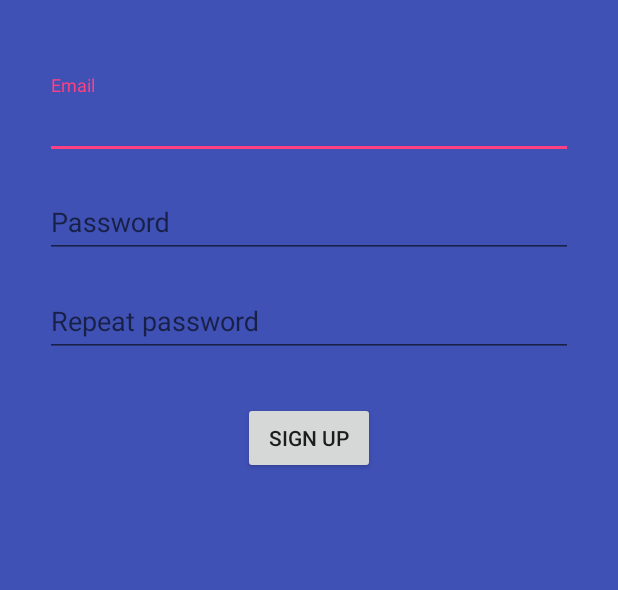
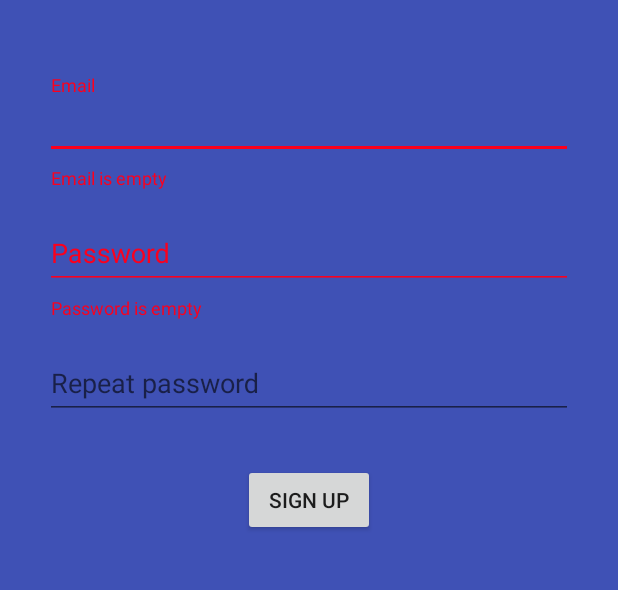
Before and after one commit to bohdansushchak/SuggestMe, an Android app: the RegisterActivity screen opened directly, with no data from a screen before it, after a tap on "SIGN UP", on a phone screen of 412 x 824 dp, the part 178-768 px from its top. Run offline under Robolectric (Android 15) with nearby library versions, the phone set to English and light mode, and no system bars; our stand-ins replace ButterKnife, Firebase (no records; nobody signed in at launch, a user with empty details on screens opened directly).

Commit message:
Add view errors if email, password is not valid

```diff
--- a/app/src/main/AndroidManifest.xml
+++ b/app/src/main/AndroidManifest.xml
@@ -10,6 +10,7 @@
         android:supportsRtl="true"
         android:theme="@style/AppTheme">
         <activity android:name=".MainActivity"
+                  android:screenOrientation="portrait"
                   android:theme="@style/AppTheme.NoActionBar">
             <intent-filter>
                 <action android:name="android.intent.action.MAIN"/>
@@ -18,10 +19,12 @@
             </intent-filter>
         </activity>
         <activity android:name=".activities.LoginActivity"
+                  android:screenOrientation="portrait"
                   android:configChanges="orientation|keyboardHidden|screenSize"
                   android:theme="@style/AppTheme.NoActionBar">
         </activity>
         <activity android:name=".activities.RegisterActivity"
+                  android:screenOrientation="portrait"
                   android:configChanges="orientation|keyboardHidden|screenSize"
                   android:theme="@style/AppTheme.NoActionBar">
         </activity>
--- a/app/src/main/java/bohdan/hushcha/sushchak/suggestme/Services/AuthUtils.java
+++ b/app/src/main/java/bohdan/hushcha/sushchak/suggestme/Services/AuthUtils.java
@@ -9,6 +9,8 @@ import com.google.firebase.auth.FirebaseAuth;
 
 import java.util.regex.Matcher;
 import java.util.regex.Pattern;
+
+import bohdan.hushcha.sushchak.suggestme.R;
 
 public class AuthUtils {
 
@@ -37,22 +39,12 @@ public class AuthUtils {
 
         if(!emailMatcher.find() || !passwordMatcher.find() || !password.equals(rePassword)){
 
-            String emailError = null;
-            String passwordError = null;
+            String emailError = GetEmailError(email);
+            String passwordError = GetPasswordError(password);
             String repeatPassword = null;
 
-            if(email.length() == 0)
-                emailError = "Email is empty";
-            else if(!emailMatcher.find())
-                emailError = "Email not valid";
-
-            if(password.length() == 0)
-                passwordError = "Password is empty";
-            else if(!passwordMatcher.find())
-                passwordError = "Password not valid";
-
             if(!password.equals(rePassword))
-                repeatPassword = "Repeat password not equals password";
+                repeatPassword = context.getString(R.string.alert_repassword_notequals);
 
             throw new RegisterException(emailError, passwordError, repeatPassword);
         }
@@ -60,22 +52,18 @@ public class AuthUtils {
         return mAuth.createUserWithEmailAndPassword(email, password);
     }
 
-    public Task<AuthResult> SignIn(@NonNull String email, @NonNull String password) throws RegisterException {
+    public Task<AuthResult> SignIn(@NonNull String email, @NonNull String password)
+            throws RegisterException {
 
         Matcher emailMatcher = VALID_EMAIL_ADDRESS_REGEX.matcher(email);
 
         if(!emailMatcher.find() || email.length() == 0 || password.length() == 0){
 
-            String emailError = null;
+            String emailError = GetEmailError(email);
             String passwordError = null;
 
-            if(email.length() == 0)
-                emailError = "Email is empty";
-            else if(!emailMatcher.find())
-                emailError ="Email not valid";
-
             if(password.length() == 0)
-                passwordError = "Password is empty";
+                passwordError = context.getString(R.string.alert_empty_password);
 
             throw new RegisterException(emailError, passwordError, null);
         }
@@ -83,6 +71,31 @@ public class AuthUtils {
         return mAuth.signInWithEmailAndPassword(email, password);
     }
 
+    public String GetEmailError(String email){
+        String emailError = null;
+        Matcher emailMatcher = VALID_EMAIL_ADDRESS_REGEX.matcher(email);
+
+        if(email.length() == 0)
+            emailError = context.getString(R.string.alert_empty_email);
+        else if(!emailMatcher.find())
+            emailError = context.getString(R.string.alert_email_notvalid);
+
+        return  emailError;
+    }
+
+    public String GetPasswordError(String password){
+        String passwordError = null;
+
+        Matcher passwordMatcher = VALID_PASSWORD_REGEX.matcher(password);
+        if(password.length() == 0)
+            passwordError = context.getString(R.string.alert_empty_password);
+        else if(password.length() < 8)
+            passwordError = context.getString(R.string.alert_password_toshort);
+        else if(!passwordMatcher.find())
+            passwordError = context.getString(R.string.alert_password_notvalid);
+
+        return  passwordError;
+    }
 
     public class RegisterException extends Exception{
         private String EmailError;
--- a/app/src/main/java/bohdan/hushcha/sushchak/suggestme/activities/RegisterActivity.java
+++ b/app/src/main/java/bohdan/hushcha/sushchak/suggestme/activities/RegisterActivity.java
@@ -3,8 +3,11 @@ package bohdan.hushcha.sushchak.suggestme.activities;
 import android.content.Intent;
 import android.support.annotation.NonNull;
 import android.support.design.widget.TextInputEditText;
+import android.support.design.widget.TextInputLayout;
 import android.support.v7.app.AppCompatActivity;
 import android.os.Bundle;
+import android.text.Editable;
+import android.text.TextWatcher;
 import android.view.View;
 import android.widget.Toast;
 
@@ -22,9 +25,13 @@ import butterknife.OnClick;
 
 public class RegisterActivity extends AppCompatActivity {
 
-    @BindView(R.id.etEmail) TextInputEditText etUserEmail;
+    @BindView(R.id.etEmail) TextInputEditText etEmail;
     @BindView(R.id.etPassword) TextInputEditText etPassword;
     @BindView(R.id.etRePassword) TextInputEditText etRepeatPassword;
+
+    @BindView(R.id.emailLayout) TextInputLayout emailLayout;
+    @BindView(R.id.passwordLayout) TextInputLayout passwordLayout;
+    @BindView(R.id.rePasswordLayout) TextInputLayout rePasswordLayout;
 
     private AuthUtils authUtils;
 
@@ -37,9 +44,60 @@ public class RegisterActivity extends AppCompatActivity {
         authUtils = new AuthUtils(RegisterActivity.this);
     }
 
+    @Override
+    protected void onStart() {
+        super.onStart();
+        InitTextWatcher();
+    }
+
+    private void InitTextWatcher(){
+        etEmail.addTextChangedListener(new TextWatcher() {
+            @Override
+            public void beforeTextChanged(CharSequence charSequence, int i, int i1, int i2) {}
+            @Override
+            public void onTextChanged(CharSequence charSequence, int i, int i1, int i2) {
+                String emailError = authUtils.GetEmailError(etEmail.getText().toString());
+                emailLayout.setError(emailError);
+            }
+            @Override
+            public void afterTextChanged(Editable editable) {}
+        });
+
+        etPassword.addTextChangedListener(new TextWatcher() {
+            @Override
+            public void beforeTextChanged(CharSequence charSequence, int i, int i1, int i2) {}
+            @Override
+            public void onTextChanged(CharSequence charSequence, int i, int i1, int i2) {
+                String passwordError = authUtils.GetEmailError(etPassword.getText().toString());
+                passwordLayout.setError(passwordError);
+            }
+            @Override
+            public void afterTextChanged(Editable editable) {}
+        });
+
+        etRepeatPassword.addTextChangedListener(new TextWatcher() {
+            @Override
+            public void beforeTextChanged(CharSequence charSequence, int i, int i1, int i2) { }
+
+            @Override
+            public void onTextChanged(CharSequence charSequence, int i, int i1, int i2) {
+                String password = etPassword.getText().toString();
+                String rePassword = etRepeatPassword.getText().toString();
+
+                String rePasswordError = !password.equals(rePassword) ?
+                        getString(R.string.alert_repassword_notequals) : null;
+
+                rePasswordLayout.setError(rePasswordError);
+            }
+
+            @Override
+            public void afterTextChanged(Editable editable) { }
+        });
+    }
+
     @OnClick(R.id.btnRegister)
     public void clickRegister(View view) {
-        String email = etUserEmail.getText().toString();
+        String email = etEmail.getText().toString();
         String password = etPassword.getText().toString();
         String repeatPassword = etRepeatPassword.getText().toString();
 
@@ -64,7 +122,13 @@ public class RegisterActivity extends AppCompatActivity {
         }
 
         catch (AuthUtils.RegisterException regEx){
-            Toast.makeText(RegisterActivity.this, regEx.getEmailError() + regEx.getPasswordError() + regEx.getRepeatError(), Toast.LENGTH_LONG).show();
+            String emailError = regEx.getEmailError();
+            String passwordError = regEx.getPasswordError();
+            String rePasswordError = regEx.getRepeatError();
+
+            emailLayout.setError(emailError);
+            passwordLayout.setError(passwordError);
+            rePasswordLayout.setError(rePasswordError);
         }
 
         finally {
@@ -78,4 +142,5 @@ public class RegisterActivity extends AppCompatActivity {
         RegisterActivity.this.finish();
         startActivity(new Intent(RegisterActivity.this, LoginActivity.class));
     }
+
 }
--- a/app/src/main/res/layout/activity_login.xml
+++ b/app/src/main/res/layout/activity_login.xml
@@ -31,6 +31,7 @@
         android:layout_marginEnd="30dp"
         android:layout_marginStart="30dp"
         android:layout_marginTop="50dp"
+        app:errorTextAppearance="@style/error_appearance"
         >
 
         <android.support.design.widget.TextInputEditText
@@ -39,7 +40,6 @@
             android:layout_height="wrap_content"
             android:hint="@string/et_hint_email"
             android:inputType="textEmailAddress"
-
             android:textColor="#000000"/>
 
     </android.support.design.widget.TextInputLayout>
@@ -53,7 +53,7 @@
         android:layout_marginEnd="30dp"
         android:layout_marginStart="30dp"
         android:layout_marginTop="10dp"
-        >
+        app:errorTextAppearance="@style/error_appearance">
 
         <android.support.design.widget.TextInputEditText
             android:id="@+id/etPassword_Login"
--- a/app/src/main/res/layout/activity_register.xml
+++ b/app/src/main/res/layout/activity_register.xml
@@ -1,6 +1,6 @@
 <?xml version="1.0" encoding="utf-8"?>
 <RelativeLayout
-
+    xmlns:app="http://schemas.android.com/apk/res-auto"
     xmlns:android="http://schemas.android.com/apk/res/android"
     xmlns:tools="http://schemas.android.com/tools"
     android:layout_width="match_parent"
@@ -28,7 +28,8 @@
         android:layout_marginTop="50dp"
         android:layout_marginStart="30dp"
         android:layout_marginEnd="30dp"
-        android:layout_alignParentStart="true">
+        android:layout_alignParentStart="true"
+        app:errorTextAppearance="@style/error_appearance">
 
         <android.support.design.widget.TextInputEditText
             android:id="@+id/etEmail"
@@ -47,7 +48,8 @@
         android:layout_marginTop="10dp"
         android:layout_marginStart="30dp"
         android:layout_marginEnd="30dp"
-        android:layout_alignParentEnd="true">
+        android:layout_alignParentEnd="true"
+        app:errorTextAppearance="@style/error_appearance">
 
         <android.support.design.widget.TextInputEditText
             android:id="@+id/etPassword"
@@ -66,7 +68,9 @@
         android:layout_marginTop="10dp"
         android:layout_marginStart="30dp"
         android:layout_marginEnd="30dp"
-        android:layout_alignParentEnd="true">
+        android:layout_alignParentEnd="true"
+        app:errorTextAppearance="@style/error_appearance"
+        >
 
         <android.support.design.widget.TextInputEditText
             android:id="@+id/etRePassword"
--- a/app/src/main/res/values/colors.xml
+++ b/app/src/main/res/values/colors.xml
@@ -3,4 +3,8 @@
     <color name="colorPrimary">#3F51B5</color>
     <color name="colorPrimaryDark">#303F9F</color>
     <color name="colorAccent">#FF4081</color>
+
+    <color name="colorTextError">#fc001d</color>
+
+    <color name="colorText">#000000</color>
 </resources>
--- a/app/src/main/res/values/strings.xml
+++ b/app/src/main/res/values/strings.xml
@@ -9,4 +9,10 @@
     <string name="et_re_hint_password">Repeat password</string>
     <string name="btn_hint_register">Sign up </string>
 
+    <string name="alert_empty_email">Email is empty</string>
+    <string name="alert_empty_password">Password is empty</string>
+    <string name="alert_email_notvalid">Email not valid</string>
+    <string name="alert_password_notvalid">Password not valid</string>
+    <string name="alert_password_toshort">Password to short min 8 symbols</string>
+    <string name="alert_repassword_notequals">Repeat password not like password</string>
 </resources>
--- a/app/src/main/res/values/styles.xml
+++ b/app/src/main/res/values/styles.xml
@@ -13,4 +13,10 @@
         <item name="windowNoTitle">true</item>
     </style>
 
+
+    <style name="error_appearance" parent="@android:style/TextAppearance">
+        <item name="android:textColor">@color/colorTextError</item>
+        <item name="android:textSize">12sp</item>
+    </style>
+
 </resources>
```
Also changed, not shown: app/src/main/java/bohdan/hushcha/sushchak/suggestme/MainActivity.java (+0 -7 lines), app/src/main/java/bohdan/hushcha/sushchak/suggestme/activities/LoginActivity.java (+46 -9 lines).
